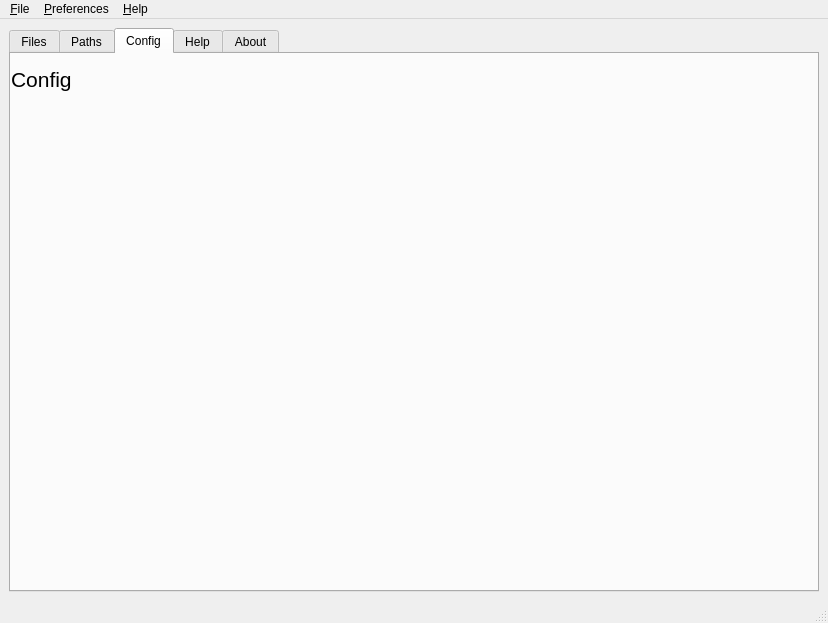
Above: SearchEngineGUI/mainwindow.ui from kapsimus/Search_engine before the change. Below: the same form after it.
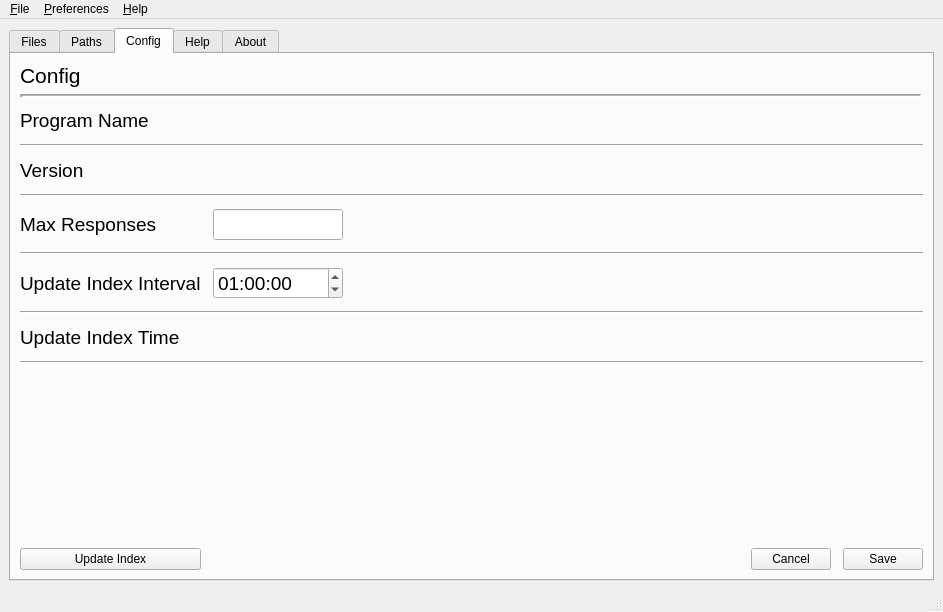
That is the form after the change. The open tabs and pages were chosen to show the change.

Commit message: добавлен класс Settings и виджеты на вкладки Path, Config

The edit to the form file:
```diff
--- a/SearchEngineGUI/mainwindow.ui
+++ b/SearchEngineGUI/mainwindow.ui
@@ -6,8 +6,8 @@
    <rect>
     <x>0</x>
     <y>0</y>
-    <width>828</width>
-    <height>623</height>
+    <width>943</width>
+    <height>612</height>
    </rect>
   </property>
   <property name="sizePolicy">
@@ -26,6 +26,43 @@
      <verstretch>0</verstretch>
     </sizepolicy>
    </property>
+   <property name="palette">
+    <palette>
+     <active>
+      <colorrole role="Base">
+       <brush brushstyle="SolidPattern">
+        <color alpha="255">
+         <red>235</red>
+         <green>235</green>
+         <blue>235</blue>
+        </color>
+       </brush>
+      </colorrole>
+     </active>
+     <inactive>
+      <colorrole role="Base">
+       <brush brushstyle="SolidPattern">
+        <color alpha="255">
+         <red>255</red>
+         <green>255</green>
+         <blue>255</blue>
+        </color>
+       </brush>
+      </colorrole>
+     </inactive>
+     <disabled>
+      <colorrole role="Base">
+       <brush brushstyle="SolidPattern">
+        <color alpha="255">
+         <red>240</red>
+         <green>240</green>
+         <blue>240</blue>
+        </color>
+       </brush>
+      </colorrole>
+     </disabled>
+    </palette>
+   </property>
    <layout class="QGridLayout" name="gridLayout">
     <item row="0" column="0">
      <widget class="QTabWidget" name="tabWindow">
@@ -143,24 +180,293 @@
        <attribute name="title">
         <string>Config</string>
        </attribute>
-       <widget class="QLabel" name="label_3">
-        <property name="geometry">
-         <rect>
-          <x>0</x>
-          <y>10</y>
-          <width>91</width>
-          <height>31</height>
-         </rect>
-        </property>
-        <property name="font">
-         <font>
-          <pointsize>16</pointsize>
-         </font>
-        </property>
-        <property name="text">
-         <string>Config</string>
-        </property>
-       </widget>
+       <layout class="QGridLayout" name="gridLayout_4">
+        <item row="0" column="0">
+         <widget class="QLabel" name="label_3">
+          <property name="font">
+           <font>
+            <pointsize>16</pointsize>
+           </font>
+          </property>
+          <property name="text">
+           <string>Config</string>
+          </property>
+         </widget>
+        </item>
+        <item row="1" column="0">
+         <layout class="QGridLayout" name="gridLayout_3">
+          <property name="spacing">
+           <number>12</number>
+          </property>
+          <item row="3" column="0">
+           <widget class="QLabel" name="label_7">
+            <property name="font">
+             <font>
+              <pointsize>14</pointsize>
+             </font>
+            </property>
+            <property name="text">
+             <string>Version</string>
+            </property>
+           </widget>
+          </item>
+          <item row="8" column="0" colspan="4">
+           <widget class="Line" name="line_4">
+            <property name="orientation">
+             <enum>Qt::Horizontal</enum>
+            </property>
+           </widget>
+          </item>
+          <item row="10" column="0" colspan="4">
+           <widget class="Line" name="line_6">
+            <property name="orientation">
+             <enum>Qt::Horizontal</enum>
+            </property>
+           </widget>
+          </item>
+          <item row="1" column="0">
+           <widget class="QLabel" name="label_6">
+            <property name="font">
+             <font>
+              <pointsize>14</pointsize>
+             </font>
+            </property>
+            <property name="text">
+             <string>Program Name</string>
+            </property>
+           </widget>
+          </item>
+          <item row="12" column="1">
+           <spacer name="horizontalSpacer_2">
+            <property name="orientation">
+             <enum>Qt::Horizontal</enum>
+            </property>
+            <property name="sizeHint" stdset="0">
+             <size>
+              <width>40</width>
+              <height>20</height>
+             </size>
+            </property>
+           </spacer>
+          </item>
+          <item row="11" column="2">
+           <spacer name="verticalSpacer_2">
+            <property name="orientation">
+             <enum>Qt::Vertical</enum>
+            </property>
+            <property name="sizeHint" stdset="0">
+             <size>
+              <width>20</width>
+              <height>40</height>
+             </size>
+            </property>
+           </spacer>
+          </item>
+          <item row="6" column="0" colspan="4">
+           <widget class="Line" name="line_5">
+            <property name="orientation">
+             <enum>Qt::Horizontal</enum>
+            </property>
+           </widget>
+          </item>
+          <item row="2" column="0" colspan="4">
+           <widget class="Line" name="line">
+            <property name="orientation">
+             <enum>Qt::Horizontal</enum>
+            </property>
+           </widget>
+          </item>
+          <item row="4" column="0" colspan="4">
+           <widget class="Line" name="line_2">
+            <property name="orientation">
+             <enum>Qt::Horizontal</enum>
+            </property>
+           </widget>
+          </item>
+          <item row="9" column="0">
+           <widget class="QLabel" name="label_10">
+            <property name="font">
+             <font>
+              <pointsize>14</pointsize>
+             </font>
+            </property>
+            <property name="text">
+             <string>Update Index Time</string>
+            </property>
+           </widget>
+          </item>
+          <item row="9" column="1">
+           <widget class="QLabel" name="lUpdateIndexTime">
+            <property name="font">
+             <font>
+              <pointsize>14</pointsize>
+             </font>
+            </property>
+            <property name="text">
+             <string/>
+            </property>
+           </widget>
+          </item>
+          <item row="5" column="0">
+           <widget class="QLabel" name="label_8">
+            <property name="font">
+             <font>
+              <pointsize>14</pointsize>
+             </font>
+            </property>
+            <property name="text">
+             <string>Max Responses</string>
+            </property>
+           </widget>
+          </item>
+          <item row="12" column="2">
+           <widget class="QPushButton" name="pbCancelSettings">
+            <property name="text">
+             <string>Cancel</string>
+            </property>
+           </widget>
+          </item>
+          <item row="5" column="1">
+           <widget class="QLineEdit" name="leMaxResponses">
+            <property name="sizePolicy">
+             <sizepolicy hsizetype="Fixed" vsizetype="Fixed">
+              <horstretch>0</horstretch>
+              <verstretch>0</verstretch>
+             </sizepolicy>
+            </property>
+            <property name="minimumSize">
+             <size>
+              <width>130</width>
+              <height>0</height>
+             </size>
+            </property>
+            <property name="maximumSize">
+             <size>
+              <width>130</width>
+              <height>16777215</height>
+             </size>
+            </property>
+            <property name="font">
+             <font>
+              <pointsize>14</pointsize>
+             </font>
+            </property>
+           </widget>
+          </item>
+          <item row="12" column="3">
+           <widget class="QPushButton" name="pbSaveSettings">
+            <property name="text">
+             <string>Save</string>
+            </property>
+           </widget>
+          </item>
+          <item row="7" column="0">
+           <widget class="QLabel" name="label_9">
+            <property name="font">
+             <font>
+              <pointsize>14</pointsize>
+             </font>
+            </property>
+            <property name="text">
+             <string>Update Index Interval</string>
+            </property>
+           </widget>
+          </item>
+          <item row="7" column="1" colspan="3">
+           <widget class="QTimeEdit" name="timeEdit">
+            <property name="sizePolicy">
+             <sizepolicy hsizetype="Fixed" vsizetype="Fixed">
+              <horstretch>0</horstretch>
+              <verstretch>0</verstretch>
+             </sizepolicy>
+            </property>
+            <property name="minimumSize">
+             <size>
+              <width>130</width>
+              <height>0</height>
+             </size>
+            </property>
+            <property name="font">
+             <font>
+              <pointsize>14</pointsize>
+             </font>
+            </property>
+            <property name="displayFormat">
+             <string>HH:mm:ss</string>
+            </property>
+            <property name="time">
+             <time>
+              <hour>1</hour>
+              <minute>0</minute>
+              <second>0</second>
+             </time>
+            </property>
+           </widget>
+          </item>
+          <item row="0" column="0" colspan="4">
+           <widget class="Line" name="line_3">
+            <property name="minimumSize">
+             <size>
+              <width>0</width>
+              <height>3</height>
+             </size>
+            </property>
+            <property name="font">
+             <font>
+              <bold>false</bold>
+             </font>
+            </property>
+            <property name="lineWidth">
+             <number>3</number>
+            </property>
+            <property name="midLineWidth">
+             <number>1</number>
+            </property>
+            <property name="orientation">
+             <enum>Qt::Horizontal</enum>
+            </property>
+           </widget>
+          </item>
+          <item row="3" column="1" colspan="3">
+           <widget class="QLabel" name="lVersion">
+            <property name="font">
+             <font>
+              <pointsize>14</pointsize>
+             </font>
+            </property>
+            <property name="text">
+             <string/>
+            </property>
+           </widget>
+          </item>
+          <item row="1" column="1" colspan="3">
+           <widget class="QLabel" name="lProgramName">
+            <property name="maximumSize">
+             <size>
+              <width>16777214</width>
+              <height>16777215</height>
+             </size>
+            </property>
+            <property name="font">
+             <font>
+              <pointsize>14</pointsize>
+             </font>
+            </property>
+            <property name="text">
+             <string/>
+            </property>
+           </widget>
+          </item>
+          <item row="12" column="0">
+           <widget class="QPushButton" name="pbUpdateIndex">
+            <property name="text">
+             <string>Update Index</string>
+            </property>
+           </widget>
+          </item>
+         </layout>
+        </item>
+       </layout>
       </widget>
       <widget class="QWidget" name="tabHelp">
        <attribute name="title">
@@ -214,7 +520,7 @@
     <rect>
      <x>0</x>
      <y>0</y>
-     <width>828</width>
+     <width>943</width>
      <height>22</height>
     </rect>
    </property>
```
Left out of the diff: 314 changed lines with no effect on the pictures. The commit also changes 5 other files.
